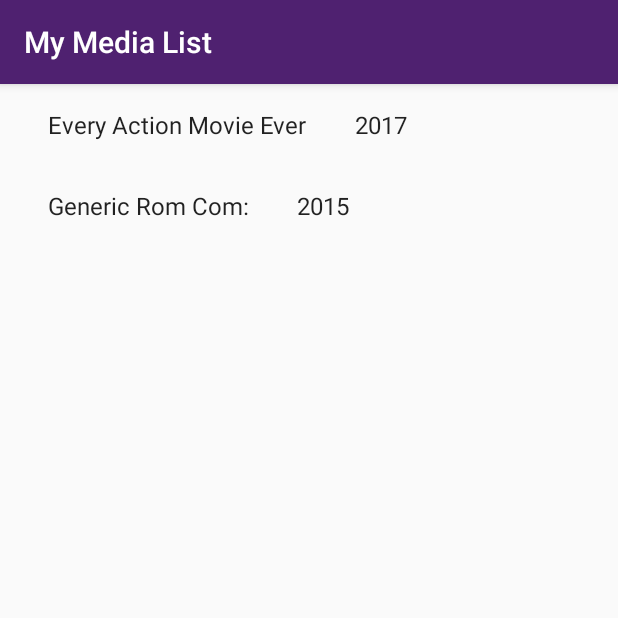
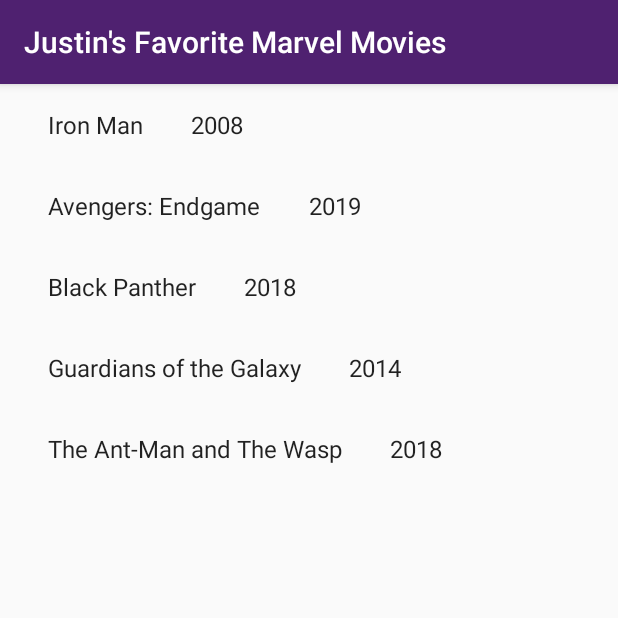
Before and after one commit to richtanner/MediaListWebStuff2020, an Android app: the screen it shows after launch (MovieListActivity), on a phone screen of 412 x 824 dp, the top half of it. Run offline under Robolectric (Android 15) with nearby library versions, the phone set to English and light mode, and no system bars.

Commit message:
Created 5 new movie objects and added them to the list in DumbMovieContent.java. Also copied images for each movie into the drawables folder.

```diff
--- a/app/src/main/java/com/fall2019/cs315/mediawebstuff/DumbMovieContent.java
+++ b/app/src/main/java/com/fall2019/cs315/mediawebstuff/DumbMovieContent.java
@@ -25,18 +25,35 @@
     // CS315: DO THIS
     // TODO: Create five NEW movie objects here. Complete with images and URLs. DELETE the two existing movies, they are only here as an example
 
-    private static final String movie1Title = "Generic Rom Com:";
-    private static final String movie1Description = "Naturally, focuses on 2 people who really shouldn’t be together. It somehow becomes mutually advantageous for them to be together, or perhaps, they are interested in each other but their romance is based on false pretenses. Because the leads generally have no charisma, they each need a zany best friend who inserts dirty jokes wherever necessary. The two leads will fall in love in an extended music montage set to the music of Sixpence None the Richer. Once they find out about the false pretenses, they will take some time apart but realize how much they care for the other. Then comes “The Chase,” which can either be in an airport (not legal anymore), in traffic or somehow on boats. \n \nYou've seen this before, but not with these two actors!";
-    private static final String movie1Year = "2015";
-    private static final String movie1Image = "genericromcom";
-    private static final String movie1Weblink = "http://showtimeshowdown.com/5-cliche-formulas-of-movie-genres/";
+    private static final String movie1Title = "Iron Man";
+    private static final String movie1Description = "This was the first Marvel movie released to kick of the cinematic dynasty that it would become.\n\nIn this action packed movie we are introduced to Tony Stark, who is a genius, billionaire engineer. He is being held captive in an Afghan cave. In efforts to escape and fight evil, he creates a unique weaponized suit of armor, and inserts a disc that provides the suit power and is his life source into his chest.";
+    private static final String movie1Year = "2008";
+    private static final String movie1Image = "iron_man";
+    private static final String movie1Weblink = "https://www.imdb.com/title/tt0371746/";
 
-    private static final String actionTitle = "Every Action Movie Ever";
-    private static final String actionDescription = "The villain has left the hero for dead, or killed the hero’s brother, sister, parents, wife or family pets. Filled with righteous fury, the hero tools up and embarks on a bloody rampage.  \n \nIf the movie does well, we will do it again in the sequel! \n \nMaybe the villain tries to get revenge on the hero for getting revenge on the villain in this movie...";
-    private static final String actionYear = "2017";
-    private static final String actionImage = "genericaction";
-    private static final String actionWeblink = "http://www.denofgeek.com/us/movies/18824/the-5-most-common-action-movie-plots";
+    private static final String movie2Title = "Avengers: Endgame";
+    private static final String movie2Description = "This movie is the finale to Marvel\\'s Avengers series, and boy did it go out with a bang!\n\nAfter the devastating events of Avengers: Infinity War (2018), the universe is in ruins. With the help of remaining allies, the Avengers assemble once more in order to reverse Thanos\\'s actions and restore balance to the universe.\n\nTo do this they must use time travel through the quantum realm in efforts to collect all of the \"Infinity Stones\" needed to use the \"Infinity Gauntlet,\" which does what whoever is wearing it wishes at the snap of their fingers.";
+    private static final String movie2Year = "2019";
+    private static final String movie2Image = "avengers_endgame";
+    private static final String movie2Weblink = "https://www.imdb.com/title/tt4154796/";
 
+    private static final String movie3Title = "Black Panther";
+    private static final String movie3Description = "Marvel takes a different approach to their usual superhero stories in The Black Panther, with much more serious and politically charged theme.\n\nIt follows the story of T\\'Challa, heir to the hidden but technologically advanced kingdom of Wakanda, who must step up to lead his people into a new future and confront a challenger from his country's past";
+    private static final String movie3Year = "2018";
+    private static final String movie3Image = "black_panther";
+    private static final String movie3Weblink = "https://www.imdb.com/title/tt1825683/";
+
+    private static final String movie4Title = "Guardians of the Galaxy";
+    private static final String movie4Description = "By far Marvel\\'s most whacky line up of superheroes band together in this film. It is full of intense action and hilarious comedy.\n\nThis movie follows the unification of a group of intergalactic criminals, who must pull together to stop a fanatical warrior with plans to purge the universe.";
+    private static final String movie4Year = "2014";
+    private static final String movie4Image = "guardians_of_the_galaxy";
+    private static final String movie4Weblink = "https://www.imdb.com/title/tt2015381/";
+
+    private static final String movie5Title = "The Ant-Man and The Wasp";
+    private static final String movie5Description = "This sequel to Ant-Man (2015) is jam-packed with comedy and Quantum Realm action.\n\nAs Scott Lang balances being both a superhero and a father, Hope van Dyne and Dr. Hank Pym present an urgent new mission that finds The Ant-Man fighting alongside The Wasp to uncover secrets from their pasts.";
+    private static final String movie5Year = "2018";
+    private static final String movie5Image = "ant_man_and_the_wasp";
+    private static final String movie5Weblink = "https://www.imdb.com/title/tt5095030/";
 
     /**
      * Create and return an array of Movie items.  Duh!
@@ -44,12 +61,18 @@
     public List<MovieModel> createMovieMagic () {
 
         // make those movie objects
-        MovieModel action = new MovieModel(actionTitle, actionDescription, actionYear, actionImage, actionWeblink);
-        MovieModel romcom = new MovieModel(movie1Title, movie1Description, movie1Year, movie1Image, movie1Weblink);
+        MovieModel ironMan = new MovieModel(movie1Title, movie1Description, movie1Year, movie1Image, movie1Weblink);
+        MovieModel endgame = new MovieModel(movie2Title, movie2Description, movie2Year, movie2Image, movie2Weblink);
+        MovieModel blackPanther = new MovieModel(movie3Title, movie3Description, movie3Year, movie3Image, movie3Weblink);
+        MovieModel gOfGalaxy = new MovieModel(movie4Title, movie4Description, movie4Year, movie4Image, movie4Weblink);
+        MovieModel antWasp = new MovieModel(movie5Title, movie5Description, movie5Year, movie5Image, movie5Weblink);
 
         // add EACH movie object to our lists and maps
-        addMovieToList(action);
-        addMovieToList(romcom);
+        addMovieToList(ironMan);
+        addMovieToList(endgame);
+        addMovieToList(blackPanther);
+        addMovieToList(gOfGalaxy);
+        addMovieToList(antWasp);
 
         // no more movies to add?  Okay... return our list
         return MOVIES;
--- a/app/src/main/java/com/fall2019/cs315/mediawebstuff/MovieDetailFragment.java
+++ b/app/src/main/java/com/fall2019/cs315/mediawebstuff/MovieDetailFragment.java
@@ -62,6 +62,7 @@
                 // CS315: DO THIS
                 // TODO: Set the image based upon the string we got stashed in getMovieImage()
 
+
             }
 
             FloatingActionButton fab = (FloatingActionButton) activity.findViewById(R.id.fab);
--- a/app/src/main/res/layout/activity_movie_detail.xml
+++ b/app/src/main/res/layout/activity_movie_detail.xml
@@ -34,6 +34,7 @@
                 android:id="@+id/movieImageView"
                 android:layout_width="match_parent"
                 android:layout_height="wrap_content"
+                android:background="#6A6161"
                 android:scaleType="fitEnd"
                 app:srcCompat="@drawable/placeholder_poster" />
 
--- a/app/src/main/res/values/strings.xml
+++ b/app/src/main/res/values/strings.xml
@@ -1,23 +1,28 @@
 <resources>
-    <string name="app_name">My Media List</string>
+    <string name="app_name">Justin\'s Favorite Marvel Movies</string>
     <string name="title_movie_detail">Media Detail</string>
 
 
 <!--    CS315: DO THIS-->
 <!--    TODO: Create five NEW movie objects here. Complete with images and URLs. DELETE the two existing movies, they are only here as an example-->
 
+    <!--<string name="movie_1_title">Iron Man</string>
+    <string name="movie_1_description">This was the first Marvel movie released to kick of the cinematic dynasty that it would become. In this action packed movie we are introduced to Tony Stark, who is a genius, billionaire engineer. He is being held captive in an Afghan cave. In efforts to escape and fight evil, he creates a unique weaponized suit of armor, and inserts a disc that provides the suit power and is his life source into his chest.</string>
+    <string name="movie_1_year">2008</string>
+    <string name="movie_1_image">iron_man</string>
+    <string name="movie_1_url">https://www.imdb.com/title/tt0371746/</string>
 
-    <string name="example_1_title">Generic Rom Com</string>
-    <string name="example_1_description">Naturally, focuses on 2 people who really shouldn’t be together. It somehow becomes mutually advantageous for them to be together, or perhaps, they are interested in each other but their romance is based on false pretenses. Because the leads generally have no charisma, they each need a zany best friend who inserts dirty jokes wherever necessary. The two leads will fall in love in an extended music montage set to the music of Sixpence None the Richer. Once they find out about the false pretenses, they will take some time apart but realize how much they care for the other. Then comes “The Chase,” which can either be in an airport (not legal anymore), in traffic or somehow on boats. \n \nYou've seen this before, but not with these two actors!</string>
-    <string name="example_1_year">2018</string>
-    <string name="example_1_image">genericromcom</string>
-    <string name="example_1_url">http://showtimeshowdown.com/5-cliche-formulas-of-movie-genres/</string>
+    <string name="movie_2_title">Avengers: Endgame</string>
+    <string name="movie_2_description">This movie is the finale to Marvel\'s Avengers series, and boy did it go out with a bang! After the devastating events of Avengers: Infinity War (2018), the universe is in ruins. With the help of remaining allies, the Avengers assemble once more in order to reverse Thanos\' actions and restore balance to the universe. To do this they must use time travel through the quantum realm in efforts to collect all of the "Infinity Stones" needed to use the "Infinity Gauntlet," which does what whoever is wearing it wishes at the snap of their fingers.</string>
+    <string name="movie_2_year">2019</string>
+    <string name="movie_2_image">avengers_endgame</string>
+    <string name="movie_2_url">https://www.imdb.com/title/tt4154796/</string>
 
     <string name="example_2_title">Every Action Movie Ever</string>
     <string name="example_2_description">The villain has left the hero for dead, or killed the hero’s brother, sister, parents, wife or family pets. Filled with righteous fury, the hero tools up and embarks on a bloody rampage.\n\nIf the movie does well, we will do it again in the sequel!\n\nMaybe the villain tries to get revenge on the hero for getting revenge on the villain in the next movie...</string>
     <string name="example_2_year">2019</string>
     <string name="example_2_image">genericaction</string>
-    <string name="example_2_url">http://www.denofgeek.com/us/movies/18824/the-5-most-common-action-movie-plots</string>
+    <string name="example_2_url">http://www.denofgeek.com/us/movies/18824/the-5-most-common-action-movie-plots</string>-->
 
 
 </resources>
```
Also changed, not shown: app/src/main/res/drawable-v24/ant_man_and_the_wasp.jpg (added), app/src/main/res/drawable-v24/avengers_endgame.jpg (added), app/src/main/res/drawable-v24/black_panther.jpg (added), app/src/main/res/drawable-v24/guardians_of_the_galaxy.jpg (added), app/src/main/res/drawable-v24/iron_man.jpg (added).
